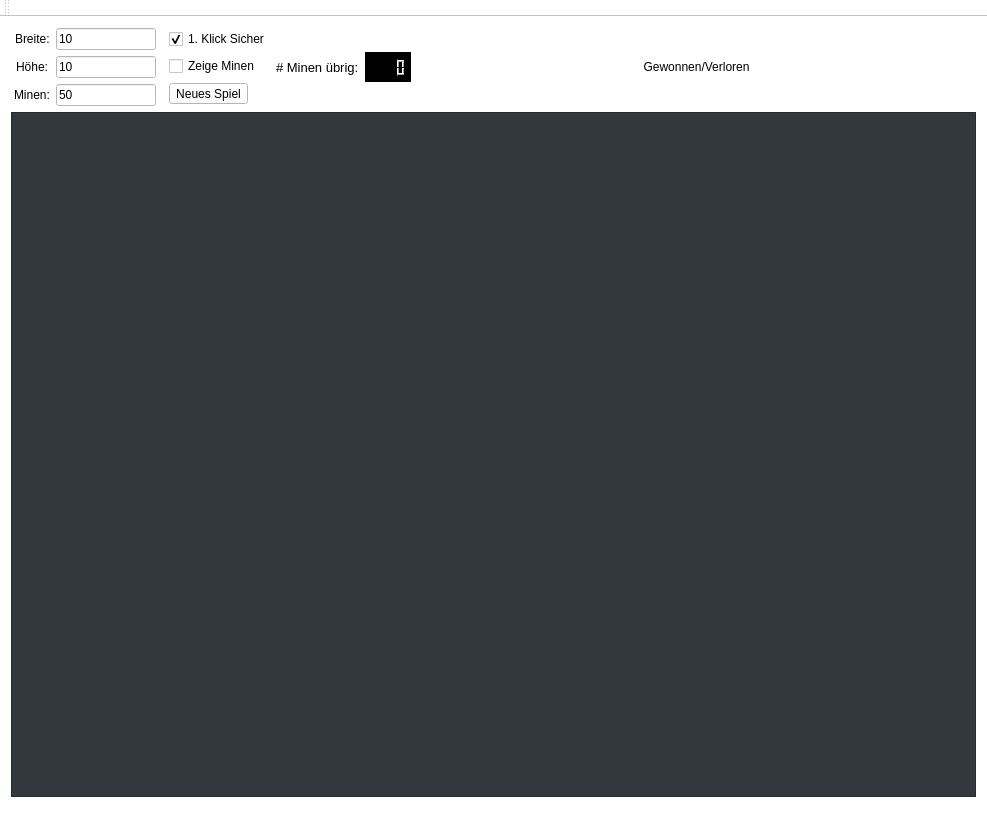
First picture: the form in mainwindow.ui, repository skullbox305/Minesweeper-Solver, before the edit.
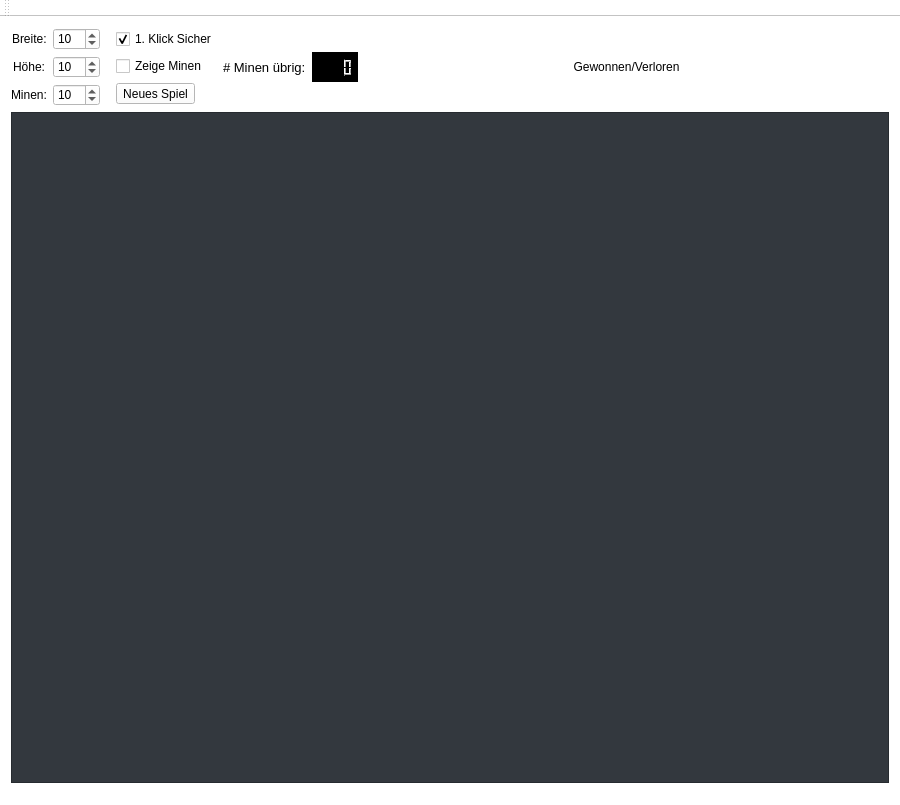
Second picture: the form after the edit. Icons and pictures are not drawn.

Commit message: - Nutzereingaben nun mit Spinbox und Grenzwerten - Gesamtwahrscheinschlichkeiten berechnen und ausgeben - Anzahl nicht aufgedeckter Nachbarn berechnet - GUI anpassungen

Diff of the .ui file:
```diff
--- a/mainwindow.ui
+++ b/mainwindow.ui
@@ -6,8 +6,8 @@
    <rect>
     <x>0</x>
     <y>0</y>
-    <width>987</width>
-    <height>830</height>
+    <width>900</width>
+    <height>805</height>
    </rect>
   </property>
   <property name="palette">
@@ -121,13 +121,16 @@
 }
 	background-color: rgb(207, 207, 208);</string>
    </property>
-   <layout class="QGridLayout" name="gridLayout">
+   <layout class="QGridLayout" name="gridLayout" rowstretch="0,10,0,0">
+    <property name="bottomMargin">
+     <number>0</number>
+    </property>
     <item row="0" column="0">
-     <layout class="QGridLayout" name="GameMenu" columnstretch="0,0,0,0,0,0,0,10">
+     <layout class="QGridLayout" name="GameMenu" columnstretch="1,0,0,0,0,0,10">
       <property name="sizeConstraint">
        <enum>QLayout::SetDefaultConstraint</enum>
       </property>
-      <item row="0" column="1">
+      <item row="0" column="0">
        <layout class="QFormLayout" name="GameSize">
         <property name="sizeConstraint">
          <enum>QLayout::SetFixedSize</enum>
@@ -138,69 +141,92 @@
         <property name="formAlignment">
          <set>Qt::AlignHCenter|Qt::AlignTop</set>
         </property>
-        <item row="0" column="0">
-         <widget class="QLabel" name="label">
+        <item row="1" column="0">
+         <widget class="QLabel" name="fieldWidthLabel">
           <property name="text">
            <string>Breite:</string>
           </property>
          </widget>
         </item>
-        <item row="0" column="1">
-         <widget class="QLineEdit" name="breite">
-          <property name="maximumSize">
-           <size>
-            <width>100</width>
-            <height>16777215</height>
-           </size>
-          </property>
-          <property name="text">
-           <string>10</string>
-          </property>
-         </widget>
-        </item>
-        <item row="1" column="0">
-         <widget class="QLabel" name="label_2">
+        <item row="2" column="0">
+         <widget class="QLabel" name="fieldHeightLabel">
           <property name="text">
            <string>Höhe:</string>
           </property>
          </widget>
         </item>
-        <item row="1" column="1">
-         <widget class="QLineEdit" name="hoehe">
-          <property name="maximumSize">
-           <size>
-            <width>100</width>
-            <height>16777215</height>
-           </size>
-          </property>
-          <property name="text">
-           <string>10</string>
-          </property>
-         </widget>
-        </item>
-        <item row="2" column="0">
-         <widget class="QLabel" name="label_3">
+        <item row="3" column="0">
+         <widget class="QLabel" name="mineAmountLabel">
           <property name="text">
            <string>Minen:</string>
           </property>
          </widget>
         </item>
+        <item row="1" column="1">
+         <widget class="QSpinBox" name="fieldWidth">
+          <property name="toolTip">
+           <string>Maximal 30 </string>
+          </property>
+          <property name="minimum">
+           <number>2</number>
+          </property>
+          <property name="maximum">
+           <number>30</number>
+          </property>
+          <property name="value">
+           <number>10</number>
+          </property>
+         </widget>
+        </item>
         <item row="2" column="1">
-         <widget class="QLineEdit" name="anzahlMinen">
-          <property name="maximumSize">
-           <size>
-            <width>100</width>
-            <height>16777215</height>
-           </size>
+         <widget class="QSpinBox" name="fieldHeigth">
+          <property name="toolTip">
+           <string>Maximal 24</string>
           </property>
+          <property name="minimum">
+           <number>2</number>
+          </property>
+          <property name="maximum">
+           <number>24</number>
+          </property>
+          <property name="value">
+           <number>10</number>
+          </property>
+         </widget>
+        </item>
+        <item row="3" column="1">
+         <widget class="QSpinBox" name="mineAmount">
+          <property name="toolTip">
+           <string>Maximal 667</string>
+          </property>
+          <property name="minimum">
+           <number>1</number>
+          </property>
+          <property name="maximum">
+           <number>667</number>
+          </property>
+          <property name="value">
+           <number>10</number>
+          </property>
+         </widget>
+        </item>
+       </layout>
+      </item>
+      <item row="0" column="6">
+       <layout class="QGridLayout" name="Spacer2">
+        <item row="1" column="0">
+         <widget class="QLabel" name="gameStatus">
           <property name="text">
-           <string>50</string>
+           <string>Gewonnen/Verloren</string>
+          </property>
+          <property name="alignment">
+           <set>Qt::AlignCenter</set>
           </property>
          </widget>
         </item>
        </layout>
       </item>
-      <item row="0" column="2">
+      <item row="0" column="1">
        <layout class="QVBoxLayout" name="GameOptions">
         <property name="sizeConstraint">
          <enum>QLayout::SetFixedSize</enum>
@@ -249,21 +275,7 @@
         </item>
        </layout>
       </item>
-      <item row="0" column="7">
-       <layout class="QGridLayout" name="Spacer2">
-        <item row="1" column="0">
-         <widget class="QLabel" name="gameStatus">
-          <property name="text">
-           <string>Gewonnen/Verloren</string>
-          </property>
-          <property name="alignment">
-           <set>Qt::AlignCenter</set>
-          </property>
-         </widget>
-        </item>
-       </layout>
-      </item>
-      <item row="0" column="6">
+      <item row="0" column="5">
        <widget class="QLCDNumber" name="lcdFlagCount">
         <property name="enabled">
          <bool>true</bool>
@@ -295,7 +307,7 @@
         </property>
        </widget>
       </item>
-      <item row="0" column="5">
+      <item row="0" column="4">
        <widget class="QLabel" name="label_4">
         <property name="font">
          <font>
@@ -313,8 +325,23 @@
       </item>
      </layout>
     </item>
-    <item row="3" column="0">
+    <item row="1" column="0" rowspan="3">
      <widget class="QScrollArea" name="scrollArea">
+      <property name="enabled">
+       <bool>true</bool>
+      </property>
+      <property name="sizePolicy">
+       <sizepolicy hsizetype="Expanding" vsizetype="Expanding">
+        <horstretch>0</horstretch>
+        <verstretch>0</verstretch>
+       </sizepolicy>
+      </property>
+      <property name="maximumSize">
+       <size>
+        <width>16777215</width>
+        <height>16777215</height>
+       </size>
+      </property>
       <property name="styleSheet">
        <string notr="true">background-color: rgb(51, 56, 62);</string>
       </property>
@@ -335,17 +362,35 @@
         <rect>
          <x>0</x>
          <y>0</y>
-         <width>967</width>
-         <height>696</height>
+         <width>880</width>
+         <height>680</height>
         </rect>
        </property>
+       <property name="sizePolicy">
+        <sizepolicy hsizetype="Expanding" vsizetype="Expanding">
+         <horstretch>0</horstretch>
+         <verstretch>0</verstretch>
+        </sizepolicy>
+       </property>
+       <property name="maximumSize">
+        <size>
+         <width>16777215</width>
+         <height>16777215</height>
+        </size>
+       </property>
        <layout class="QGridLayout" name="gridLayout_4" rowstretch="0,0,0">
         <property name="sizeConstraint">
          <enum>QLayout::SetDefaultConstraint</enum>
         </property>
         <item row="2" column="0">
          <layout class="QGridLayout" name="gridLayout_2">
-          <item row="0" column="1">
+          <property name="sizeConstraint">
+           <enum>QLayout::SetFixedSize</enum>
+          </property>
+          <property name="verticalSpacing">
+           <number>6</number>
+          </property>
+          <item row="0" column="0">
            <layout class="QGridLayout" name="mineContainer" rowstretch="0" columnstretch="0">
             <property name="sizeConstraint">
              <enum>QLayout::SetFixedSize</enum>
```
Left out of the diff: 3 changed lines with no effect on the pictures. The commit also changes 5 other files.
